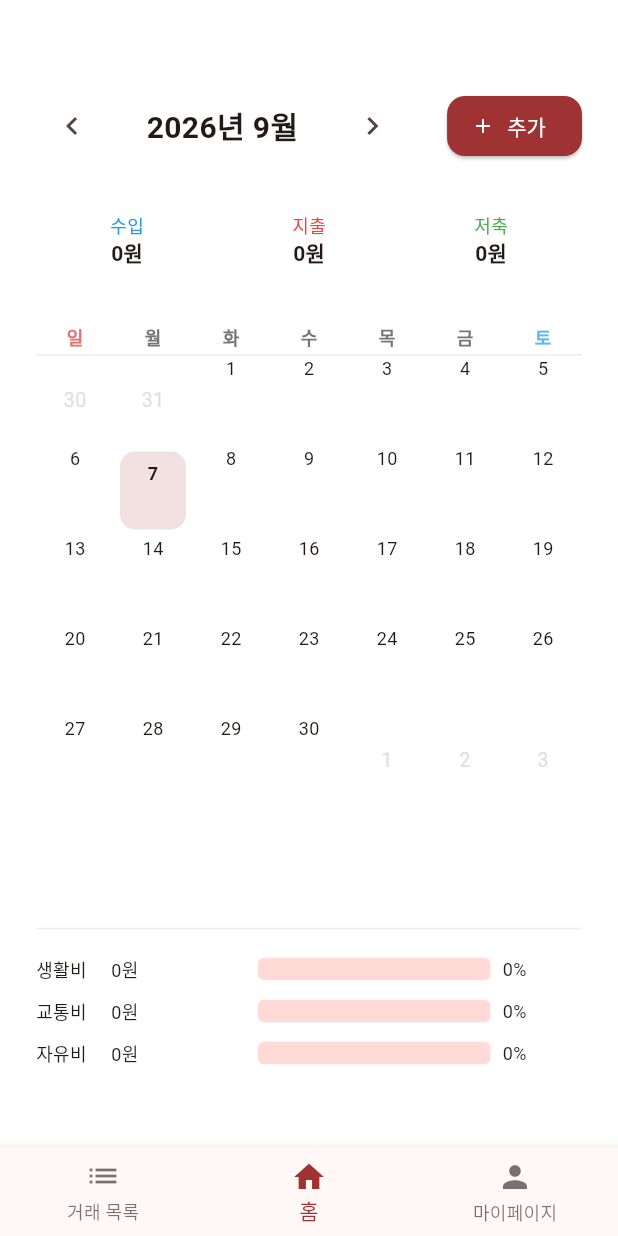
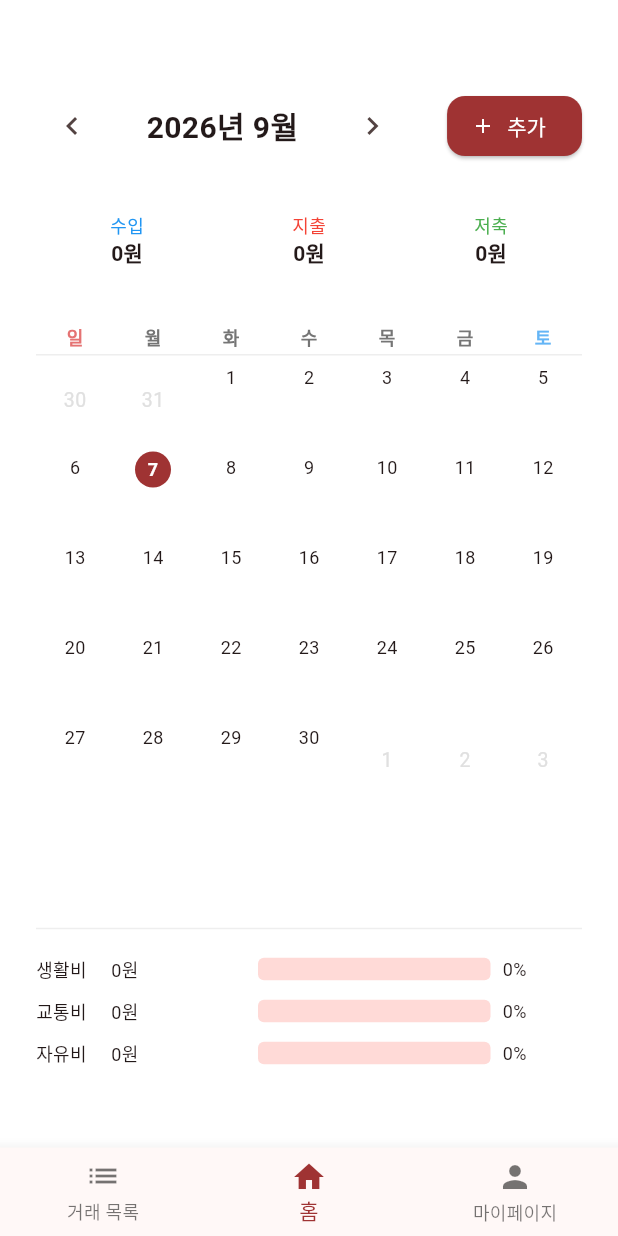
Before and after one commit to chae04/moa, a Flutter app: the screen it shows once a user with an empty profile is signed in, on a phone screen of 412 x 824 dp. Run offline on Flutter 3.47's test engine with Material 3 defaults, Android fonts, the phone set to English and light mode, and no system bars; drawn by our look-alikes of table_calendar; our stand-ins replace cloud_firestore, firebase_auth, firebase_core; accounts and stored records are empty.

Commit message:
fix: today marker style

```diff
--- a/lib/screens/home/home_screen.dart
+++ b/lib/screens/home/home_screen.dart
@@ -243,16 +243,9 @@ class _HomeScreenState extends State<HomeScreen> {
                   weekendTextStyle: TextStyle(fontSize: 13, color: Colors.red[300]),
                   outsideTextStyle: TextStyle(fontSize: 13, color: Colors.grey[300]),
 
-                  // 오늘 날짜
-                  todayDecoration: BoxDecoration(color: Colors.transparent),
-                  todayTextStyle: TextStyle(
-                    fontSize: 13,
-                    fontWeight: FontWeight.bold,
-                    color: primaryColor,
-                  ),
-
                   // 셀 여백
-                  cellMargin: EdgeInsets.all(4),
+                  cellMargin: EdgeInsets.all(0),
+                  cellPadding: EdgeInsets.all(0),
                 ),
                 daysOfWeekStyle: DaysOfWeekStyle(
                   // 요일 행 스타일
@@ -299,18 +292,27 @@ class _HomeScreenState extends State<HomeScreen> {
                     final key = DateTime(day.year, day.month, day.day);
                     final amount = dailyExpense[key];
                     return Container(
-                      margin: EdgeInsets.all(4),
-                      decoration: BoxDecoration(
-                        color: primaryColor.withOpacity(0.15),
-                        borderRadius: BorderRadius.circular(10),
-                      ),
                       child: Column(
                         mainAxisAlignment: MainAxisAlignment.start,
                         children: [
-                          SizedBox(height: 6, width: 40),
-                          Text(
+                          SizedBox(height: 4),
+                          Container(
+                            width: 24,
+                            height: 24,
+                            decoration: BoxDecoration(
+                              color: primaryColor,
+                              shape: BoxShape.circle,
+                            ),
+                            child: Center(
+                              child: Text(
                                 '${day.day}',
-                            style: TextStyle(fontSize: 12, fontWeight: FontWeight.bold),
+                                style: TextStyle(
+                                  fontSize: 12,
+                                  color: Colors.white,
+                                  fontWeight: FontWeight.bold,
+                                ),
+                              ),
+                            ),
                           ),
                           if (amount != null)
                             Text(
@@ -325,9 +327,11 @@ class _HomeScreenState extends State<HomeScreen> {
                   defaultBuilder: (context, day, focusedDay) {
                     final key = DateTime(day.year, day.month, day.day);
                     final amount = dailyExpense[key];
-                    return Column(
+                    return Container(
+                      child: Column(
                         mainAxisAlignment: MainAxisAlignment.start,
                         children: [
+                          SizedBox(height: 6),
                           Text('${day.day}', style: TextStyle(fontSize: 12)),
                           if (amount != null)
                             Text(
@@ -335,6 +339,7 @@ class _HomeScreenState extends State<HomeScreen> {
                               style: TextStyle(fontSize: 9, color: Colors.red),
                             ),
                         ],
+                      ),
                     );
                   },
                 ),
```
Lines whose indentation alone changed are shown as unchanged.
